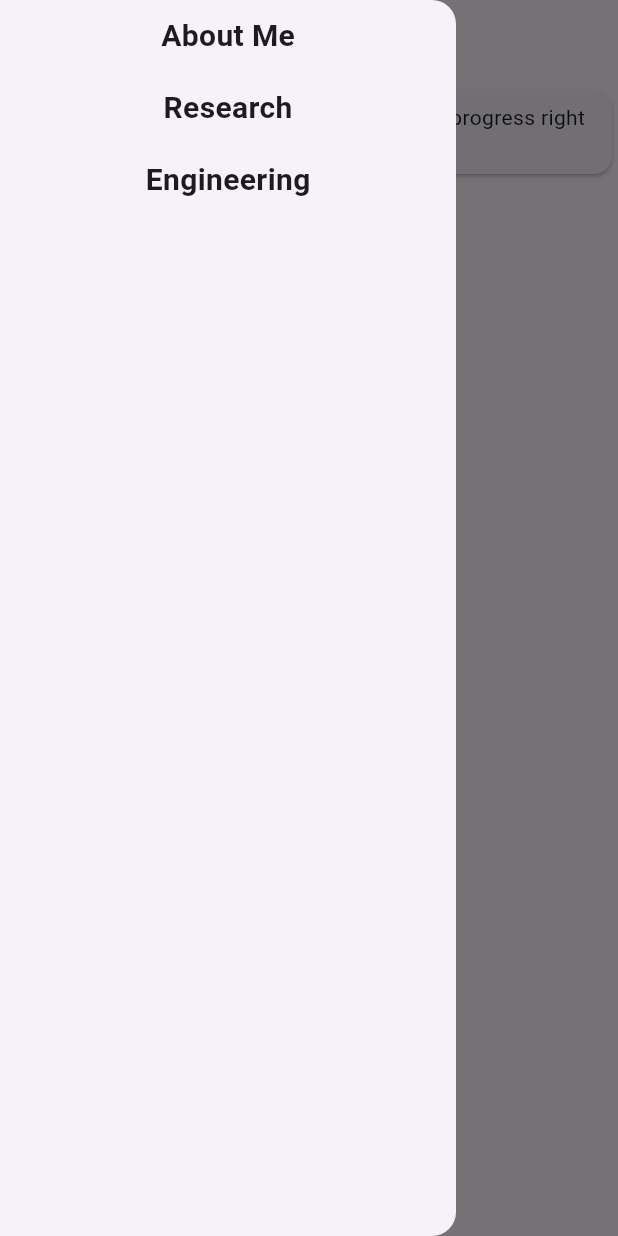
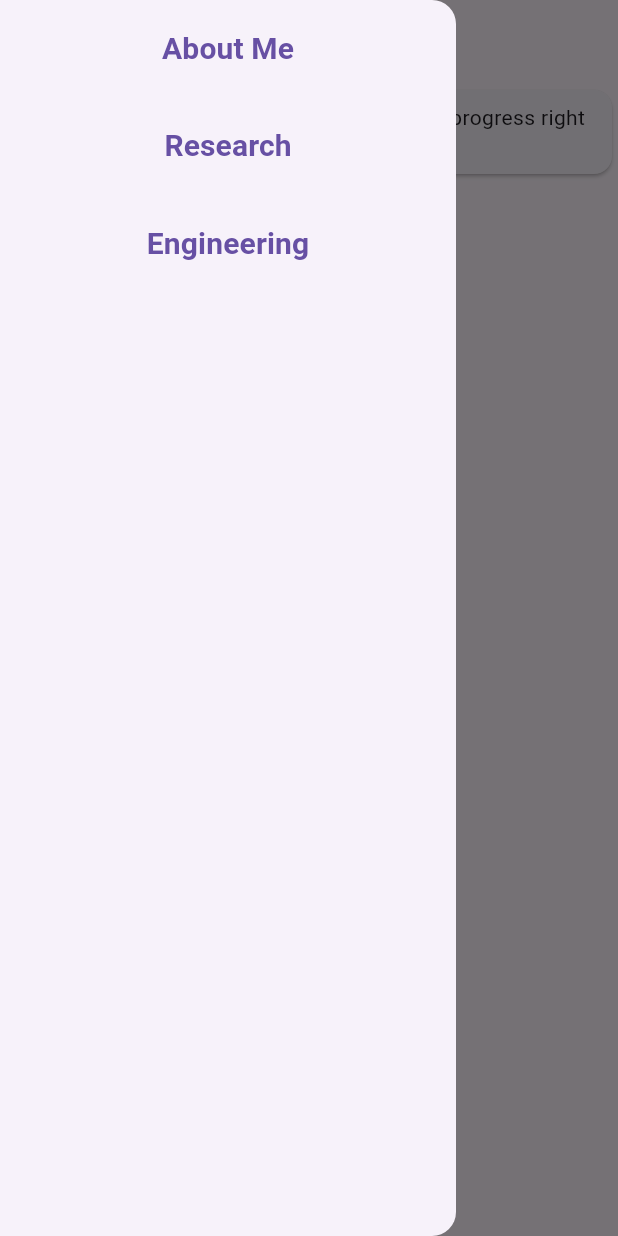
Before and after one commit to alexeast99/alexeast99.github.io, a Flutter app: the screen it shows after launch, with the side drawer open, on a phone screen of 412 x 824 dp. Run offline on Flutter 3.47's test engine with Material 3 defaults, Android fonts, the phone set to English and light mode, and no system bars; missing offline and left inert: dart:html.

Commit message:
updated drawer to use a column ; updated drawer items to be square buttons

```diff
--- a/lib/main.dart
+++ b/lib/main.dart
@@ -1,4 +1,7 @@
+import 'dart:html';
+
 import 'package:flutter/material.dart';
+import 'package:flutter/widgets.dart';
 
 void main() => runApp(const Website());
 
@@ -13,27 +16,16 @@ class Website extends StatelessWidget {
         appBar: AppBar(
           title: const Text("Alex Eastman"),
         ),
-        drawer: Drawer(
-          child: ListView(
-            children: const [
+        drawer: const Drawer(
+          child: Column(
+            children: [
               AppBarAction(name: "About Me"),
               AppBarAction(name: "Research"),
               AppBarAction(name: "Engineering")
             ]
           )
         ),
-        body: const Center(
-          child: Column(
-            children: [
-              Card(
-                child: Padding(
-                  padding: EdgeInsets.all(8.0),
-                  child: Text("Thanks for visiting my website! It's a work in progress right now, but check back soon!"),
-                ),
-              )
-            ]
-          )
-        )
+        body: const Body(),
       )
     );
   }
@@ -46,15 +38,48 @@ class AppBarAction extends StatelessWidget {
 
   @override
   Widget build(BuildContext context) {
-    return IconButton(
-      icon: Text(
+    return SizedBox(
+      width: double.infinity,
+      child: TextButton(
+        style: const ButtonStyle(
+          shape: MaterialStatePropertyAll(
+            RoundedRectangleBorder(
+              borderRadius: BorderRadius.all(Radius.zero)
+            )
+          )
+        ),
+        child: Padding(
+          padding: const EdgeInsets.fromLTRB(0, 10, 0, 10),
+          child: Text(
             name,
             style: const TextStyle(
               fontWeight: FontWeight.bold,
               fontSize: 20.0
             ),
           ),
+        ),
         onPressed:() => print("Hello!"),
+      )
     );
   }
 }
+
+class Body extends StatelessWidget {
+  const Body({super.key});
+
+  @override
+  Widget build(BuildContext context) {
+    return const Center(
+      child: Column(
+        children: [
+          Card(
+            child: Padding(
+              padding: EdgeInsets.all(8.0),
+              child: Text("Thanks for visiting my website! It's a work in progress right now, but check back soon!"),
+            ),
+          )
+        ]
+      )
+    );
+  }
+}
```
Lines whose indentation alone changed are shown as unchanged.
